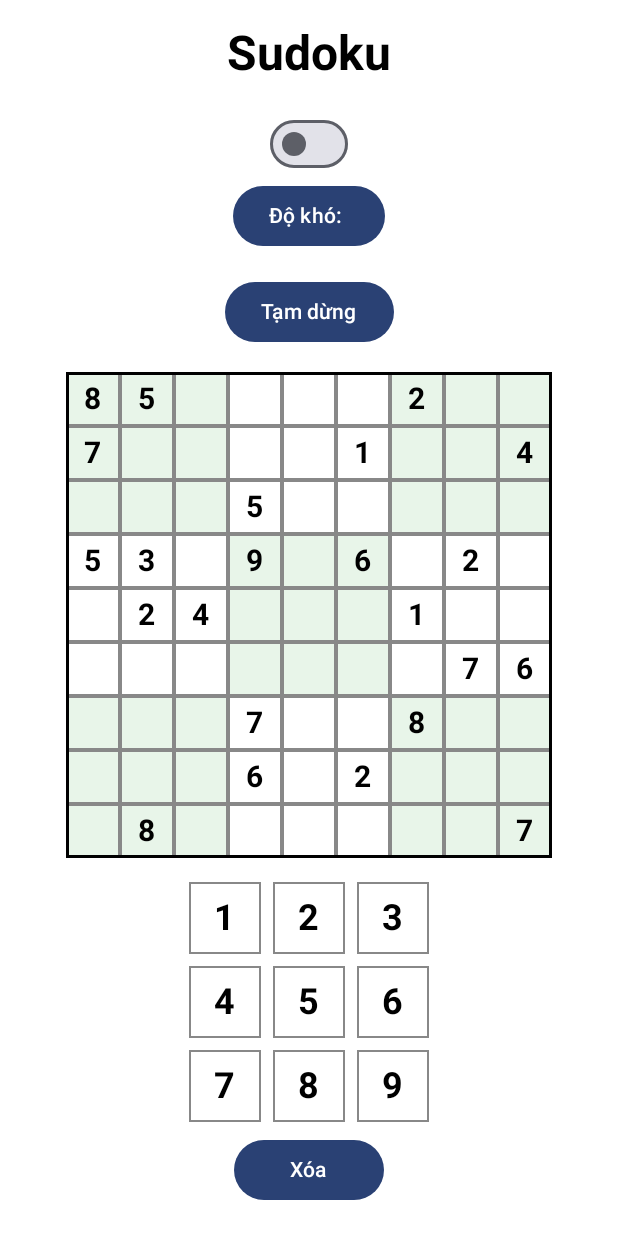
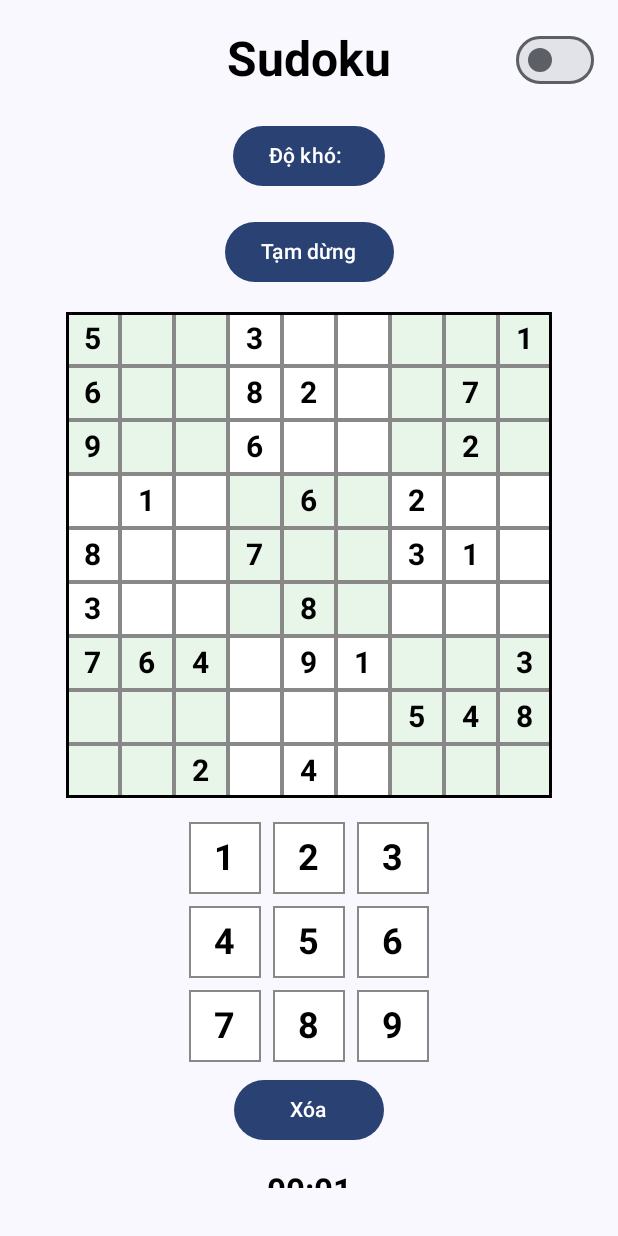
Before and after one commit to NLThien/Sudoku-mobile-app, an Android app built with Jetpack Compose: the composable SudokuGameScreen called with empty values, on a phone screen of 412 x 824 dp. Run offline under Robolectric (Android 15) with nearby library versions, the phone set to English and light mode, and no system bars.

Commit message:
save theme

```diff
--- a/app/src/main/java/com/example/sudokumobileapp/ui/screen/Level.kt
+++ b/app/src/main/java/com/example/sudokumobileapp/ui/screen/Level.kt
@@ -155,18 +155,23 @@
     Column(
         modifier = Modifier
             .fillMaxSize()
-            .background(if (isDarkTheme) Color(0xFF121212) else Color(0xFFFFFFFF))
+            .background(MaterialTheme.colorScheme.background)
             .padding(16.dp),
         horizontalAlignment = Alignment.CenterHorizontally
     ) {
-        // Tiêu đề
+
+        Box(
+            modifier = Modifier
+                .fillMaxWidth()
+                .padding(bottom = 16.dp)
+        ) {
             Text(
                 text = "Sudoku",
                 style = MaterialTheme.typography.headlineLarge.copy(
-                color = if (isDarkTheme) Color.White else Color.Black
+                    color = if (isDarkTheme) Color.White else Color.Black,
+                    fontWeight = FontWeight.Bold
                 ),
-            fontWeight = FontWeight.Bold,
-            modifier = Modifier.padding(bottom = 16.dp)
+                modifier = Modifier.align(Alignment.Center)
             )
 
             Switch(
@@ -178,8 +183,12 @@
                             settings[DARK_THEME_KEY] = it
                         }
                     }
+                },
+                modifier = Modifier.align(Alignment.CenterEnd)
+            )
         }
-        )
+
+
 
         // Chọn độ khó
         Box {
@@ -246,7 +255,7 @@
                 text = formatTime(elapsedTime),
                 style = MaterialTheme.typography.titleLarge.copy(
                     fontWeight = FontWeight.Bold,
-
+                    color = if (isDarkTheme) Color.White else Color.Black,
                 )
             )
         }
@@ -434,3 +443,13 @@
 
     return true
 }
+@Preview(showBackground = true, showSystemUi = true)
+@Composable
+fun PreviewSudokuGameScreen() {
+    val navController = rememberNavController()
+    SudokuGameScreen(
+        navController = navController,
+        modifier = Modifier,
+        level = "Dễ"
+    )
+}
```
Lines whose indentation alone changed are shown as unchanged.
